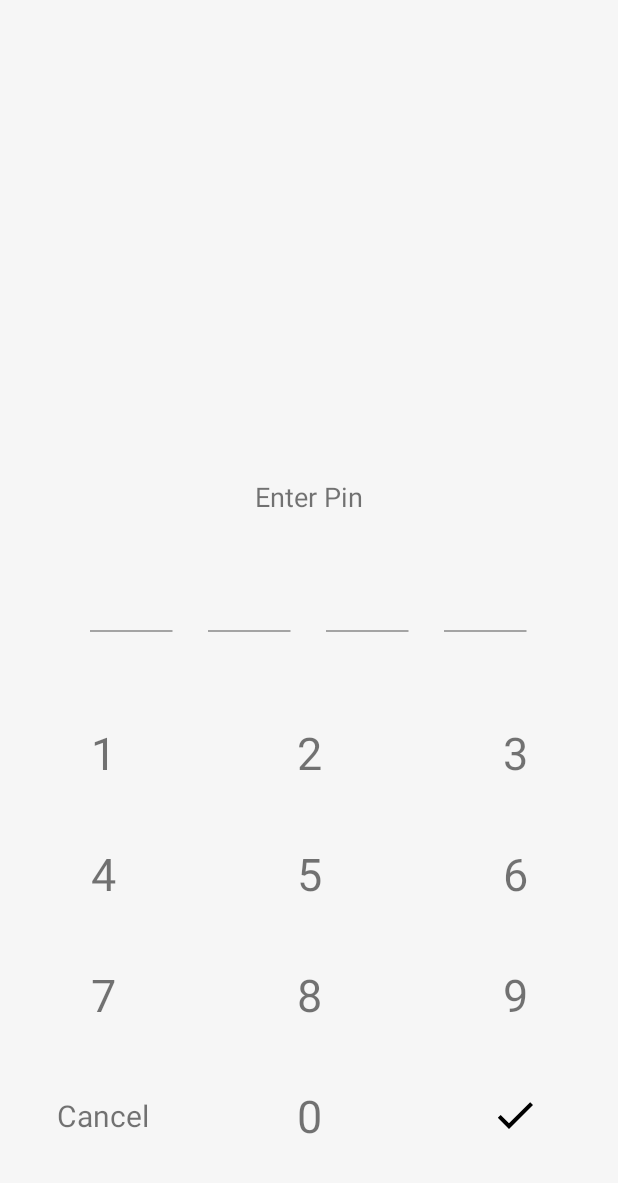
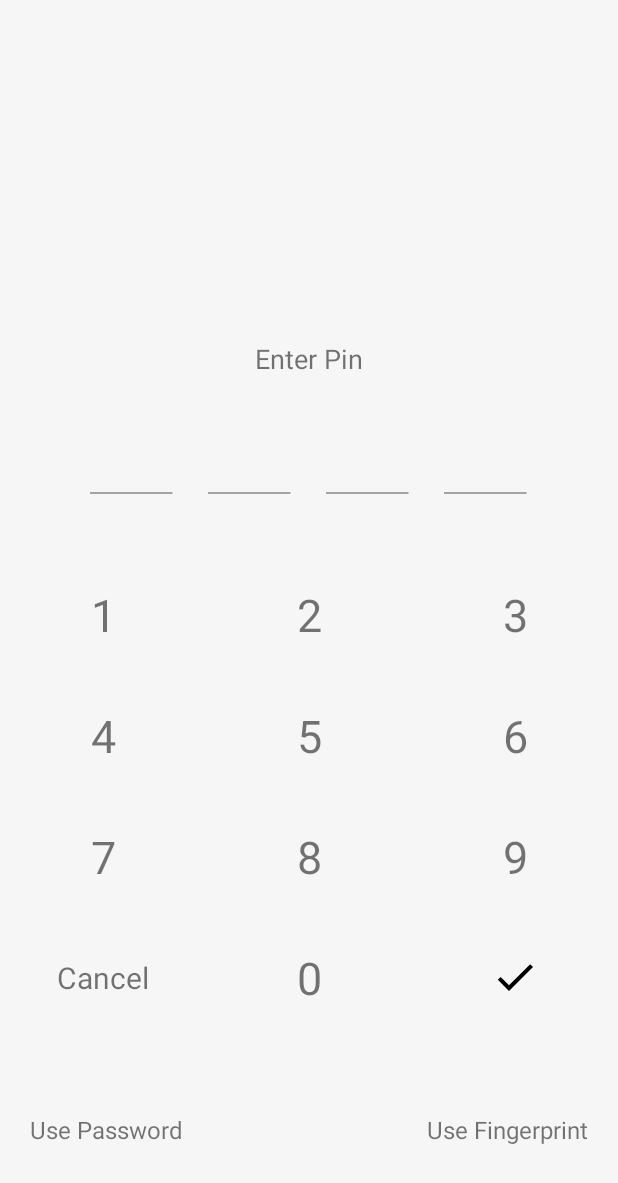
Before and after one commit to Jackwitwicky/app_sign_in, an Android app: the PinActivity screen opened directly, with no data from a screen before it, on a phone screen of 412 x 824 dp. Shown: the top 1183 px of the screen. Run offline under Robolectric (Android 15) with nearby library versions, the light colour scheme and no system bars.

Commit message:
pin screen links to other pages

```diff
--- a/app/src/main/res/layout/activity_pin.xml
+++ b/app/src/main/res/layout/activity_pin.xml
@@ -140,7 +140,30 @@
                 android:onClick="onClick"
                 android:layout_gravity="center_vertical"
                 android:src="@drawable/ic_pin_check_black_24dp"/>
+
         </LinearLayout>
+        <TextView
+            android:id="@+id/email_password_pin_login"
+            android:layout_width="wrap_content"
+            android:layout_height="wrap_content"
+            android:text="@string/email_pin_login"
+            android:layout_below="@id/pin_row_four"
+            android:layout_marginTop="30dp"
+            android:padding="20dp"
+            android:textSize="16sp"/>
+
+        <TextView
+            android:id="@+id/email_password_fingerprint_login"
+            android:layout_width="wrap_content"
+            android:layout_height="wrap_content"
+            android:text="@string/email_password_fingerprint_login"
+            android:layout_below="@id/pin_row_four"
+            android:layout_marginTop="30dp"
+            android:padding="20dp"
+            android:textSize="16sp"
+            android:layout_alignParentRight="true"
+            android:layout_alignParentEnd="true"/>
+
     </RelativeLayout>
 
     <com.jacknkiarie.signinui.PinEntryEditText
--- a/app/src/main/res/values/strings.xml
+++ b/app/src/main/res/values/strings.xml
@@ -9,6 +9,8 @@
     <string name="email_password_login_button">Login</string>
     <string name="email_password_pin_login">Use Pin</string>
     <string name="email_password_fingerprint_login">Use Fingerprint</string>
+    <string name="email_pin_login">Use Password</string>
+    <string name="email_pin_fingerprint_login">Use Fingerprint</string>
     <string name="error_email_password_blank_email">Email cannot be blank</string>
     <string name="error_email_password_invalid_email_format">Email has invalid format</string>
     <string name="error_email_password_blank_password">Password cannot be blank</string>
```
